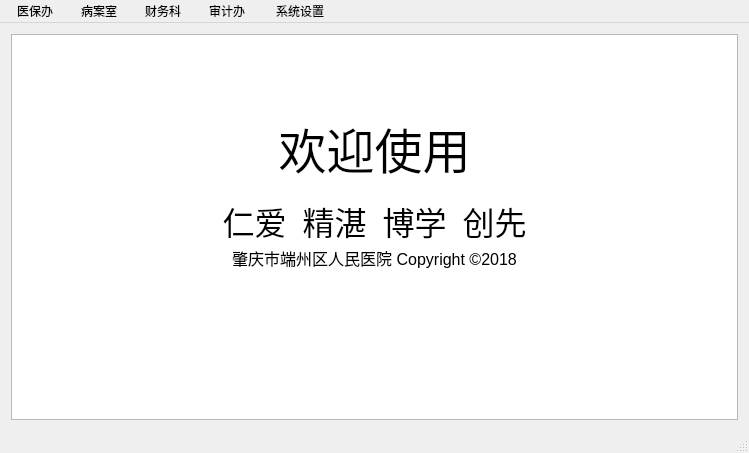
The window that mainwindow.ui (mxdmly/GlassMars) describes before a commit, drawn with Qt 5.
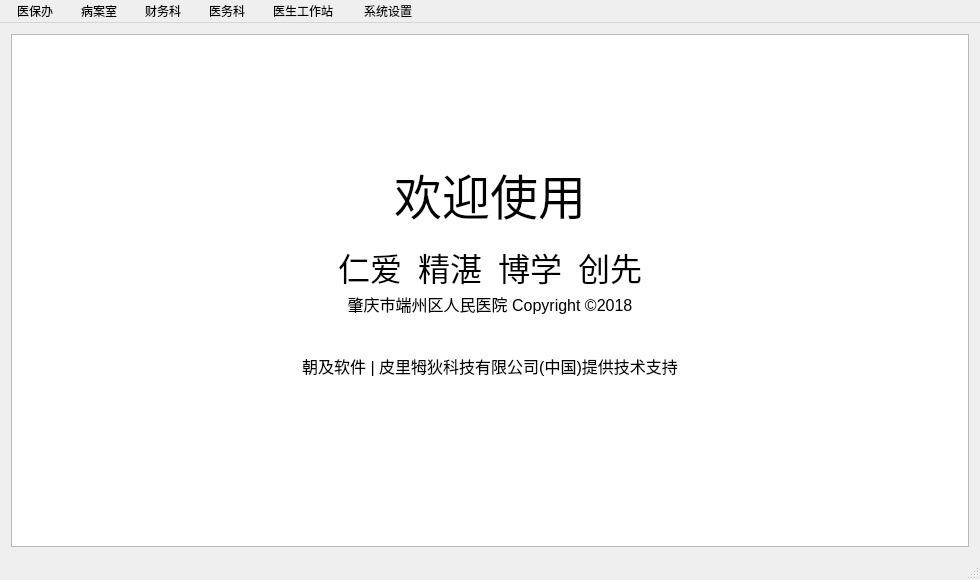
The same window after the commit. Icons and pictures are not drawn.

Patch:
```diff
--- a/mainwindow.ui
+++ b/mainwindow.ui
@@ -6,8 +6,8 @@
    <rect>
     <x>0</x>
     <y>0</y>
-    <width>749</width>
-    <height>453</height>
+    <width>980</width>
+    <height>580</height>
    </rect>
   </property>
   <property name="windowTitle">
@@ -23,12 +23,16 @@
 p, li { white-space: pre-wrap; }
 &lt;/style&gt;&lt;/head&gt;&lt;body style=&quot; font-family:'SimSun'; font-size:9pt; font-weight:400; font-style:normal;&quot;&gt;
 &lt;p style=&quot; margin-top:12px; margin-bottom:12px; margin-left:0px; margin-right:0px; -qt-block-indent:0; text-indent:0px;&quot;&gt;&lt;span style=&quot; font-size:22pt;&quot;&gt; &lt;/span&gt;&lt;/p&gt;
+&lt;p style=&quot;-qt-paragraph-type:empty; margin-top:12px; margin-bottom:12px; margin-left:0px; margin-right:0px; -qt-block-indent:0; text-indent:0px; font-size:22pt;&quot;&gt;&lt;br /&gt;&lt;/p&gt;
 &lt;p align=&quot;center&quot; style=&quot; margin-top:0px; margin-bottom:0px; margin-left:0px; margin-right:0px; -qt-block-indent:0; text-indent:0px;&quot;&gt;&lt;img src=&quot;:/png/img/logo_min.png&quot; /&gt;&lt;/p&gt;
 &lt;p align=&quot;center&quot; style=&quot;-qt-paragraph-type:empty; margin-top:0px; margin-bottom:0px; margin-left:0px; margin-right:0px; -qt-block-indent:0; text-indent:0px;&quot;&gt;&lt;br /&gt;&lt;/p&gt;
 &lt;p align=&quot;center&quot; style=&quot; margin-top:0px; margin-bottom:0px; margin-left:0px; margin-right:0px; -qt-block-indent:0; text-indent:0px;&quot;&gt;&lt;span style=&quot; font-size:36pt;&quot;&gt;欢迎使用&lt;/span&gt;&lt;/p&gt;
 &lt;p align=&quot;center&quot; style=&quot; margin-top:0px; margin-bottom:0px; margin-left:0px; margin-right:0px; -qt-block-indent:0; text-indent:0px;&quot;&gt; &lt;/p&gt;
 &lt;p align=&quot;center&quot; style=&quot; margin-top:0px; margin-bottom:0px; margin-left:0px; margin-right:0px; -qt-block-indent:0; text-indent:0px;&quot;&gt;&lt;span style=&quot; font-family:'KaiTi'; font-size:24pt;&quot;&gt;仁爱	精湛	博学	创先&lt;/span&gt;&lt;/p&gt;
-&lt;p align=&quot;center&quot; style=&quot; margin-top:0px; margin-bottom:0px; margin-left:0px; margin-right:0px; -qt-block-indent:0; text-indent:0px;&quot;&gt;&lt;span style=&quot; font-size:12pt;&quot;&gt;肇庆市端州区人民医院 Copyright ©2018&lt;/span&gt;&lt;/p&gt;&lt;/body&gt;&lt;/html&gt;</string>
+&lt;p align=&quot;center&quot; style=&quot; margin-top:0px; margin-bottom:0px; margin-left:0px; margin-right:0px; -qt-block-indent:0; text-indent:0px;&quot;&gt;&lt;span style=&quot; font-size:12pt;&quot;&gt;肇庆市端州区人民医院 Copyright ©2018&lt;/span&gt;&lt;/p&gt;
+&lt;p align=&quot;center&quot; style=&quot;-qt-paragraph-type:empty; margin-top:0px; margin-bottom:0px; margin-left:0px; margin-right:0px; -qt-block-indent:0; text-indent:0px; font-size:12pt;&quot;&gt;&lt;br /&gt;&lt;/p&gt;
+&lt;p align=&quot;center&quot; style=&quot;-qt-paragraph-type:empty; margin-top:0px; margin-bottom:0px; margin-left:0px; margin-right:0px; -qt-block-indent:0; text-indent:0px; font-size:12pt;&quot;&gt;&lt;br /&gt;&lt;/p&gt;
+&lt;p align=&quot;center&quot; style=&quot; margin-top:0px; margin-bottom:0px; margin-left:0px; margin-right:0px; -qt-block-indent:0; text-indent:0px;&quot;&gt;&lt;span style=&quot; font-size:12pt;&quot;&gt;朝及软件 | 皮里牳狄科技有限公司(中国)提供技术支持&lt;/span&gt;&lt;/p&gt;&lt;/body&gt;&lt;/html&gt;</string>
       </property>
      </widget>
     </item>
@@ -39,7 +43,7 @@
     <rect>
      <x>0</x>
      <y>0</y>
-     <width>749</width>
+     <width>980</width>
      <height>17</height>
     </rect>
    </property>
@@ -68,13 +72,7 @@
     </property>
     <addaction name="action_8"/>
     <addaction name="action_14"/>
-   </widget>
-   <widget class="QMenu" name="menu_4">
-    <property name="title">
-     <string>  审计办  </string>
-    </property>
-    <addaction name="action_9"/>
-    <addaction name="action_10"/>
+    <addaction name="action_21"/>
    </widget>
    <widget class="QMenu" name="menu_5">
     <property name="title">
@@ -84,9 +82,22 @@
     <addaction name="action_12"/>
     <addaction name="action_15"/>
    </widget>
+   <widget class="QMenu" name="menu_6">
+    <property name="title">
+     <string>  医务科  </string>
+    </property>
+    <addaction name="action_19"/>
+   </widget>
+   <widget class="QMenu" name="menu_4">
+    <property name="title">
+     <string>  医生工作站  </string>
+    </property>
+    <addaction name="action_20"/>
+   </widget>
    <addaction name="menu"/>
    <addaction name="menu_2"/>
    <addaction name="menu_3"/>
+   <addaction name="menu_6"/>
    <addaction name="menu_4"/>
    <addaction name="menu_5"/>
   </widget>
```
Left out of the diff: 27 changed lines with no effect on the pictures.
